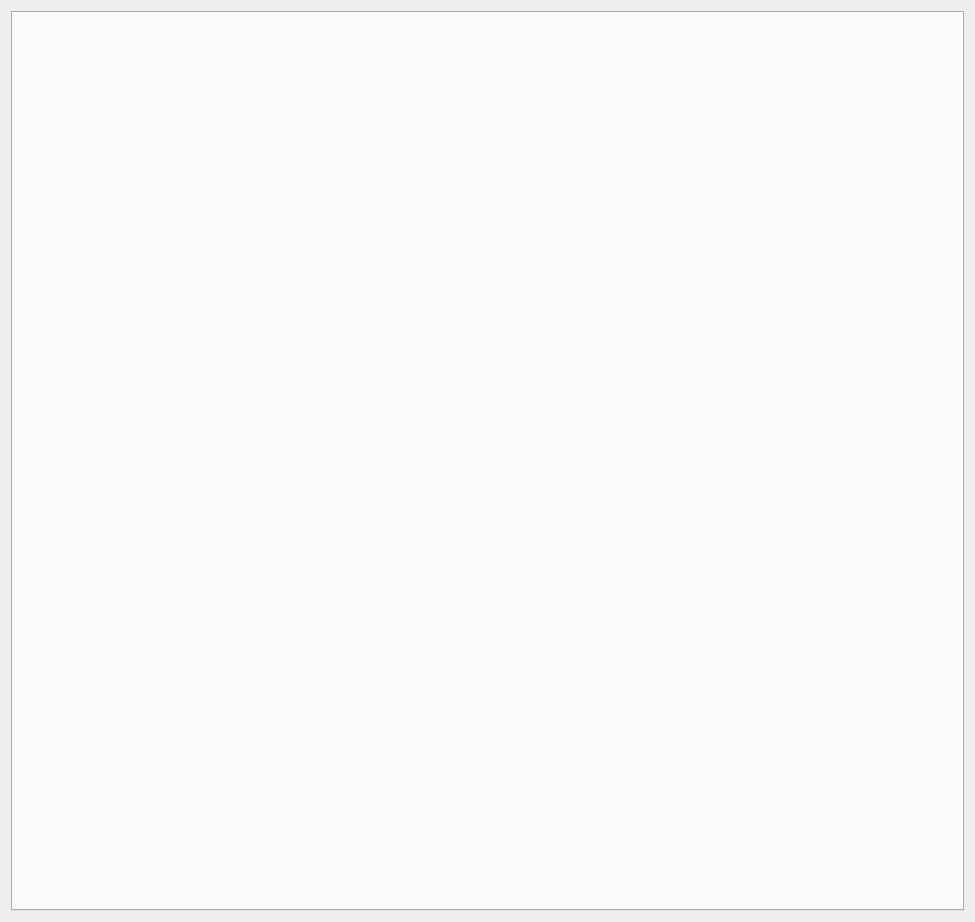
This is OTP_Guide_Auto_Create/TestItemContainer_UI.ui in OliverZhangMin/OTP_Guide as Qt 5 draws it before an edit. The edited form follows.
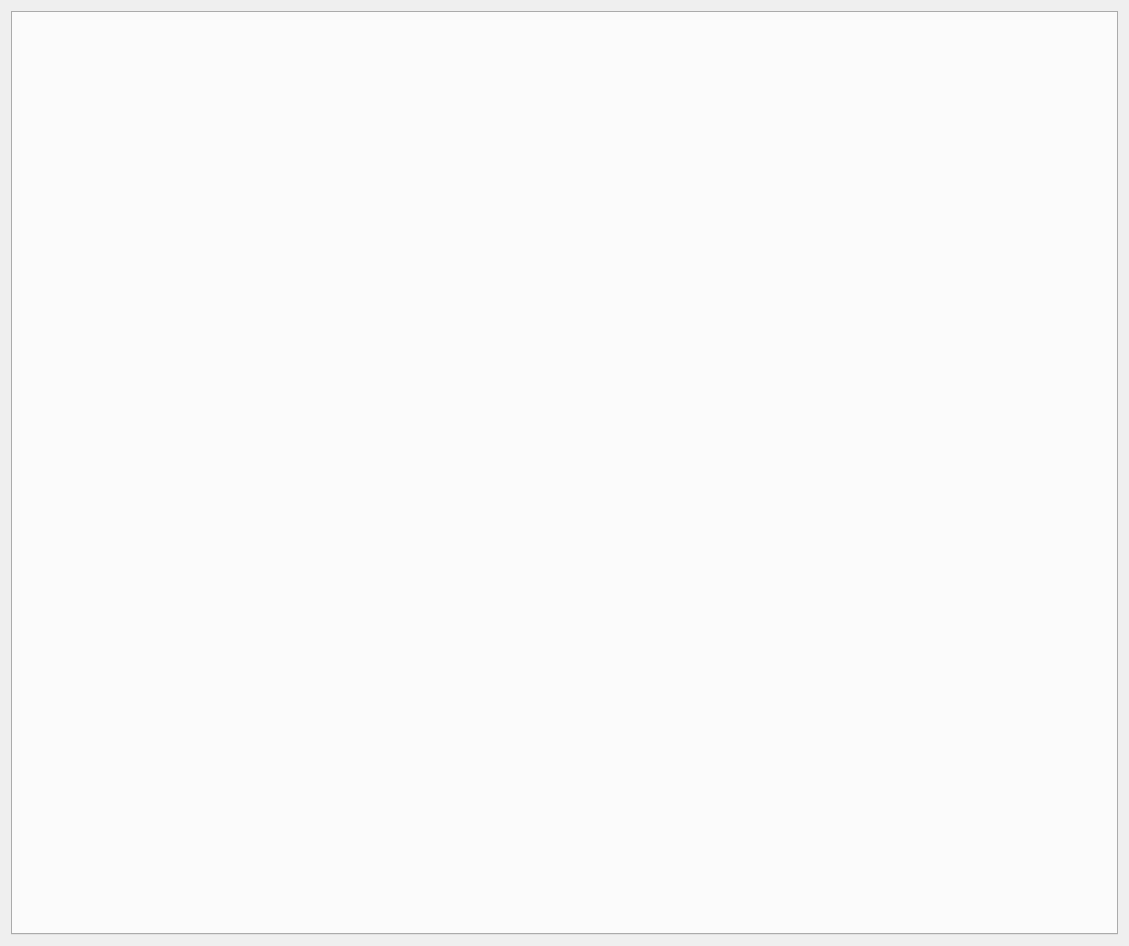
This is the edited form.

Patch:
```diff
--- a/OTP_Guide_Auto_Create/TestItemContainer_UI.ui
+++ b/OTP_Guide_Auto_Create/TestItemContainer_UI.ui
@@ -6,8 +6,8 @@
    <rect>
     <x>0</x>
     <y>0</y>
-    <width>975</width>
-    <height>922</height>
+    <width>1129</width>
+    <height>946</height>
    </rect>
   </property>
   <property name="windowTitle">
```
Left out of the diff: 2 changed lines with no effect on the pictures.
